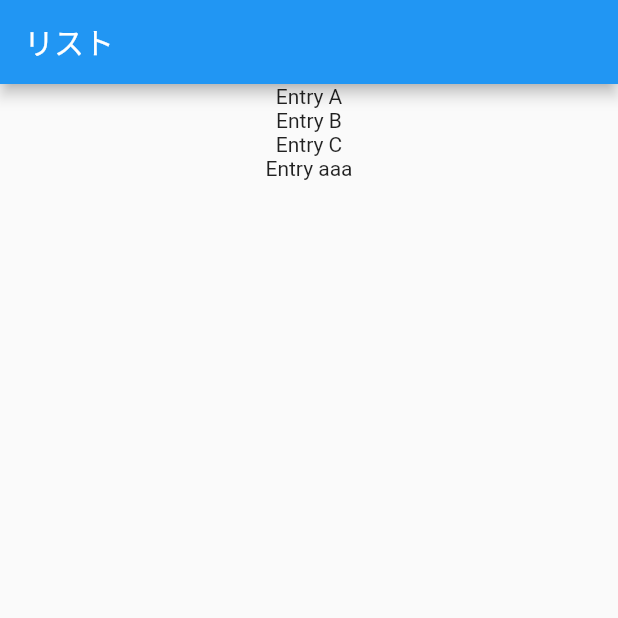
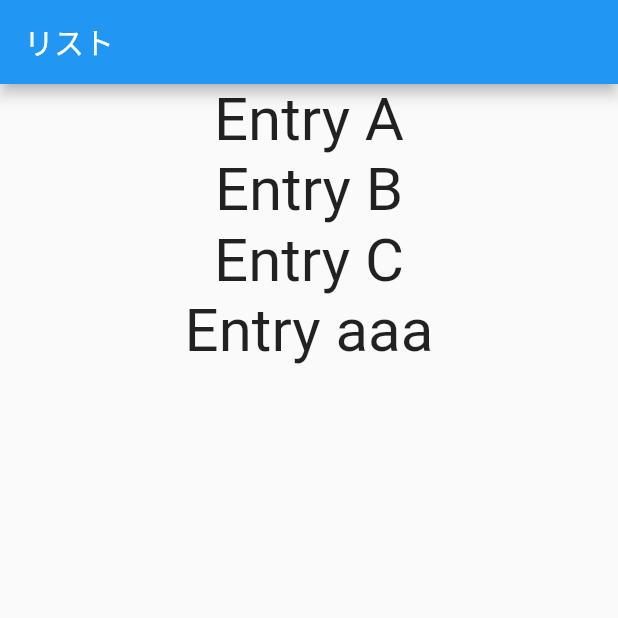
Before and after one commit to sisosyunya/restudy_flutter, a Flutter app: the screen it shows after launch, on a phone screen of 412 x 824 dp, the top half of it. Run offline on Flutter 3.47's test engine with Material 2 defaults, Android fonts, the phone set to English and light mode, and no system bars.

Commit message:
フォントサイズ

```diff
--- a/lib/first_page.dart
+++ b/lib/first_page.dart
@@ -14,8 +14,12 @@ class FirstPage extends StatelessWidget {
       ),
       body:ListView.builder(
         itemCount: entries.length,
+        // indexはリストのインデックス
         itemBuilder: (BuildContext context, int index) {
-          return  Center(child: Text('Entry ${entries[index]}'));
+          return  Center(child: Text('Entry ${entries[index]}',
+          style: TextStyle(fontSize: 40),
+          ),
+          );
         }),
     );
   }
```
